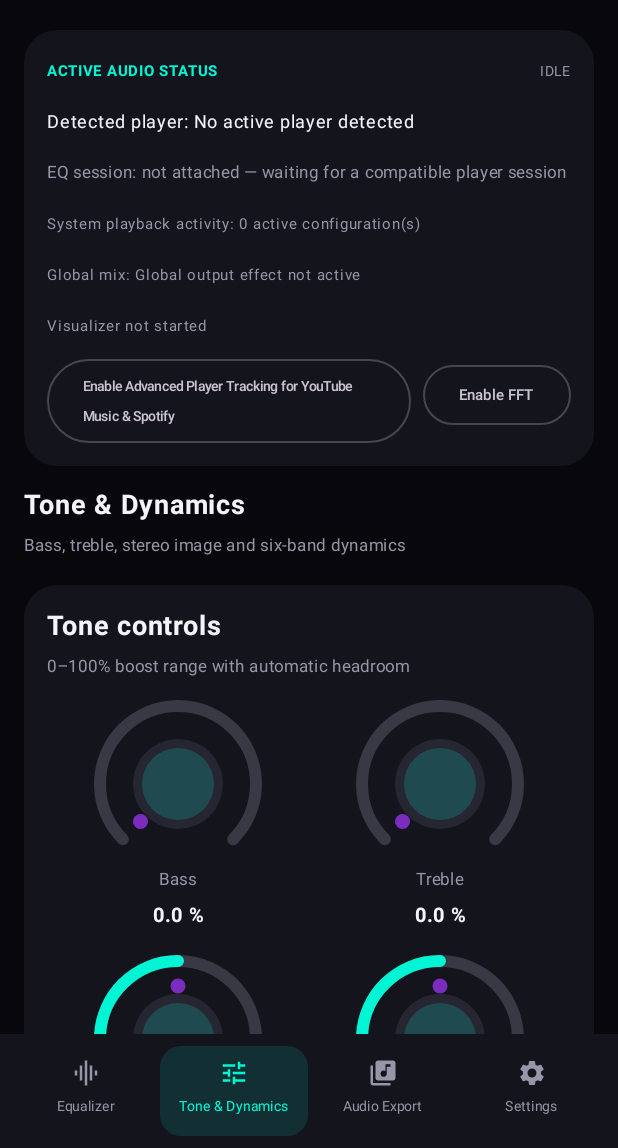
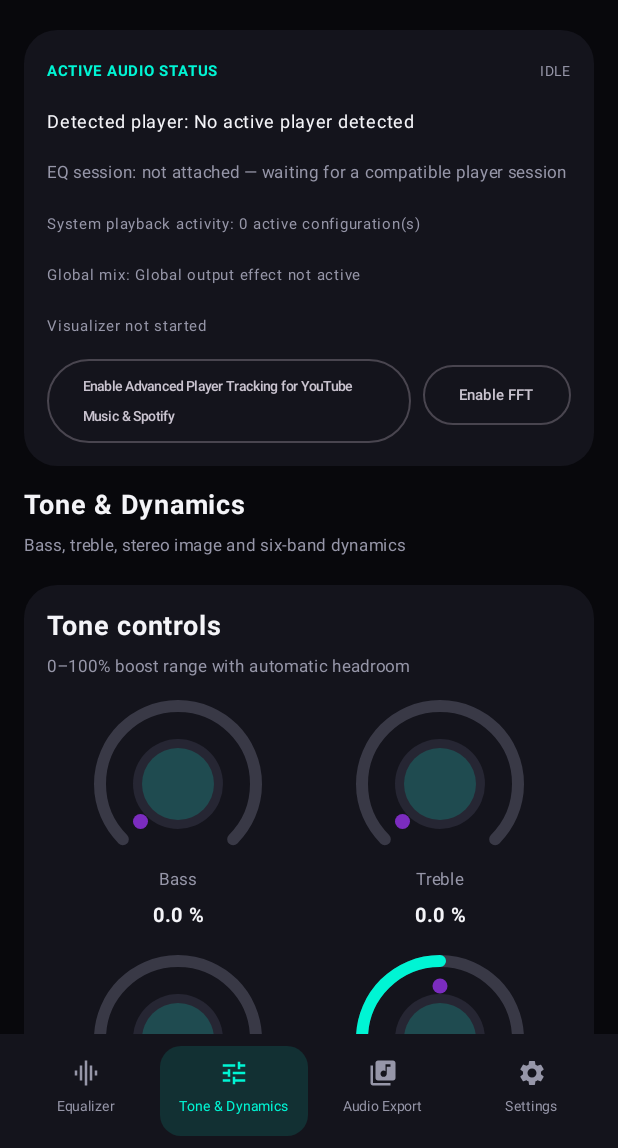
Before and after one commit to rohitkhandel/JR-EQUILZER, an Android app built with Jetpack Compose: the screen it shows after launch (MainActivity), after a tap on "Tone & Dynamics", on a phone screen of 412 x 824 dp, the part 88-1236 px from its top. Run offline under Robolectric (Android 15) with nearby library versions, the phone set to English and light mode, and no system bars.

Commit message:
Fix stereo width control range for supported widening

```diff
--- a/app/src/main/java/com/jr/equalizer/ui/MainActivity.kt
+++ b/app/src/main/java/com/jr/equalizer/ui/MainActivity.kt
@@ -817,7 +817,7 @@ private fun ToneScreen(settings: DspSettings, onSettings: (DspSettings) -> Unit)
             }
         }
         Row(horizontalArrangement = Arrangement.SpaceEvenly, modifier = Modifier.fillMaxWidth()) {
-            RotaryKnob("Stereo Width", settings.stereoWidthPercent.toFloat(), 0f, 200f, "%", modifier = Modifier.weight(1f)) {
+            RotaryKnob("Stereo Width", settings.stereoWidthPercent.toFloat().coerceIn(100f, 200f), 100f, 200f, "%", modifier = Modifier.weight(1f)) {
                 onSettings(settings.copy(stereoWidthPercent = it.toDouble()))
             }
             RotaryKnob("Balance", settings.balance.toFloat(), -1f, 1f, "L / R", modifier = Modifier.weight(1f)) {
```
